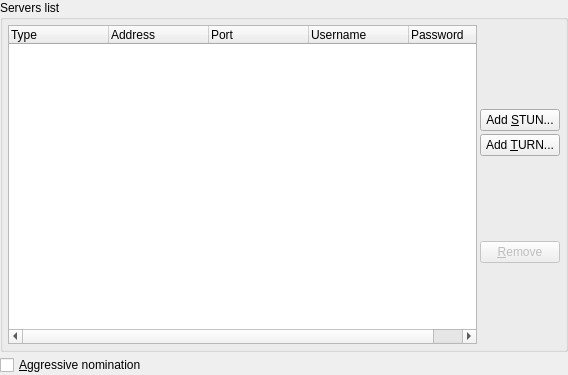
Qt form src/plugins/jingletransporticeudp/iceoptions.ui (eyecu-im/eyecu-qt) before a commit.
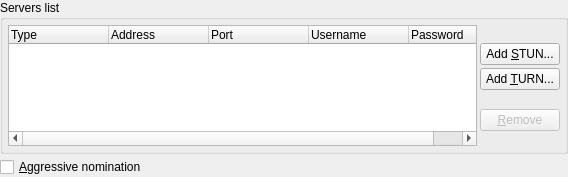
The same form after that commit.

The edit to the form file:
```diff
--- a/src/plugins/jingletransporticeudp/iceoptions.ui
+++ b/src/plugins/jingletransporticeudp/iceoptions.ui
@@ -7,7 +7,7 @@
     <x>0</x>
     <y>0</y>
     <width>568</width>
-    <height>375</height>
+    <height>177</height>
    </rect>
   </property>
   <property name="windowTitle">
```
Left out of the diff: 6 changed lines with no effect on the pictures.
